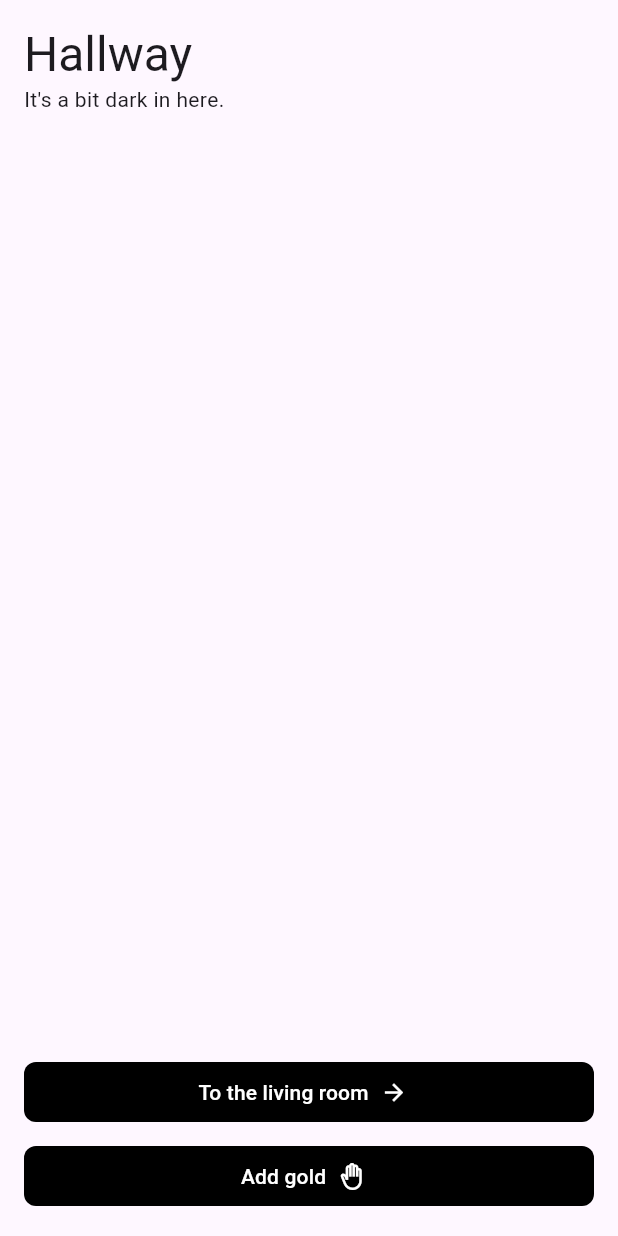
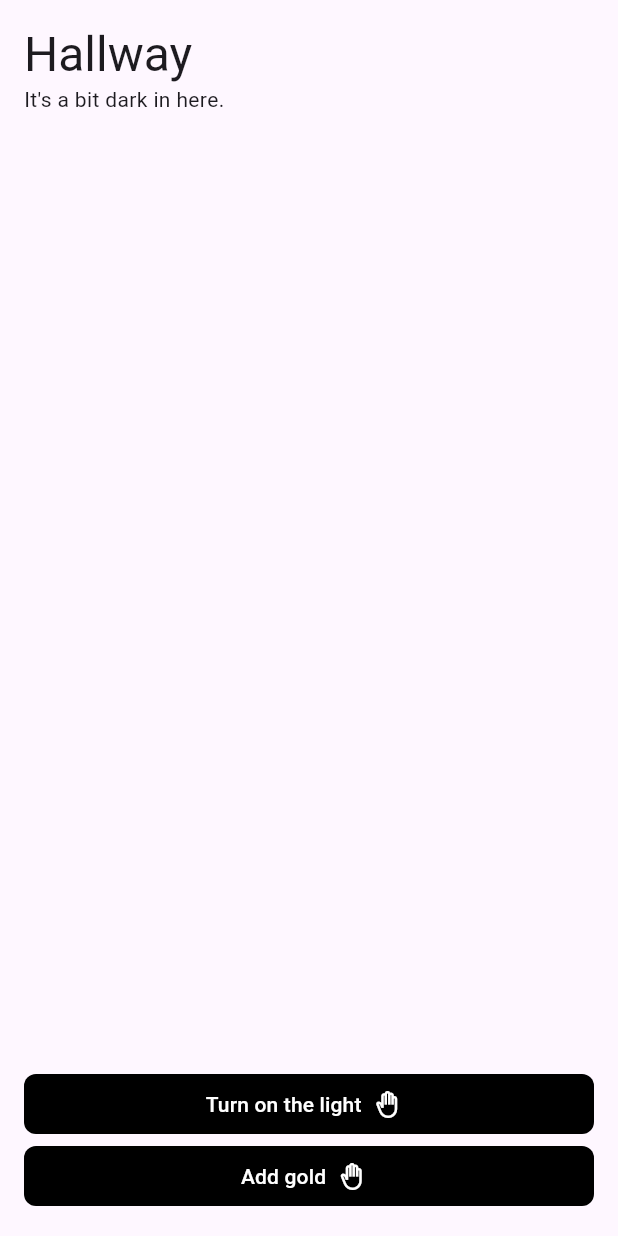
Before and after one commit to SEGVeenstra/text_game, a Flutter app: the screen it shows after launch, on a phone screen of 412 x 824 dp. Run offline on Flutter 3.47's test engine with Material 3 defaults, Android fonts, the light colour scheme and no system bars.

Commit message:
Add conditional descriptions for locations

```diff
--- a/text_game/example/text_game_example.dart
+++ b/text_game/example/text_game_example.dart
@@ -1,3 +1,4 @@
+import 'package:text_game/src/configuration/description_configuration.dart';
 import 'package:text_game/text_game.dart';
 
 void main() {
@@ -5,7 +6,9 @@ void main() {
     LocationConfiguration(
       id: 'roomA',
       name: 'Room A',
-      description: 'You are in room A.',
+      description: [
+        DescriptionConfiguration(text: 'You are in room A.'),
+      ],
       actions: [
         ActionConfiguration(
           label: 'To room B',
@@ -17,7 +20,9 @@ void main() {
     LocationConfiguration(
       id: 'roomB',
       name: 'Room B',
-      description: 'You are in room B.',
+      description: [
+        DescriptionConfiguration(text: 'You are in room B.'),
+      ],
       actions: [
         ActionConfiguration(
           type: ActionType.navigate,
--- /dev/null
+++ b/text_game/lib/src/configuration/description_configuration.dart
@@ -0,0 +1,12 @@
+import 'package:text_game/src/description.dart';
+
+class DescriptionConfiguration implements Description {
+  DescriptionConfiguration({
+    this.condition,
+    required this.text,
+  });
+
+  final String? condition;
+  @override
+  final String text;
+}
--- a/text_game/lib/src/configuration/location_configuration.dart
+++ b/text_game/lib/src/configuration/location_configuration.dart
@@ -13,8 +13,19 @@ class LocationConfiguration implements Location {
   @override
   final String name;
   @override
-  final String description;
+  final List<DescriptionConfiguration> description;
 
   @override
   final List<ActionConfiguration> actions;
+
+  LocationConfiguration copyWith({
+    List<DescriptionConfiguration>? description,
+  }) {
+    return LocationConfiguration(
+      id: id,
+      name: name,
+      description: description ?? this.description,
+      actions: actions,
+    );
+  }
 }
--- /dev/null
+++ b/text_game/lib/src/description.dart
@@ -0,0 +1,3 @@
+abstract class Description {
+  String get text;
+}
--- a/text_game/lib/src/location.dart
+++ b/text_game/lib/src/location.dart
@@ -1,9 +1,10 @@
+import 'package:text_game/src/description.dart';
 import 'package:text_game/text_game.dart';
 
 abstract class Location {
   String get id;
   String get name;
-  String get description;
+  List<Description> get description;
 
   List<Action> get actions;
 }
--- a/text_game/lib/src/text_game_session.dart
+++ b/text_game/lib/src/text_game_session.dart
@@ -24,14 +24,23 @@ class TextGameSession {
   Stream get events => _eventsController.stream;
 
   Location get currentLocation {
+    final LocationConfiguration locationConfig;
     if (progress.currentLocationId == null) {
-      final locationConfig = game.locations.first;
-      return locationConfig;
+      locationConfig = game.locations.first;
+    } else {
+      locationConfig = game.locations.firstWhere(
+        (location) => location.id == progress.currentLocationId,
+      );
     }
-    final locationConfig = game.locations.firstWhere(
-      (location) => location.id == progress.currentLocationId,
+    final description = locationConfig.description.where(
+      (d) =>
+          d.condition == null ||
+          ConditionParser(
+            variables: progress.variables,
+            inventory: progress.inventory,
+          ).evaluate(d.condition!),
     );
-    return locationConfig;
+    return locationConfig.copyWith(description: description.toList());
   }
 
   /// Returns the list of actions the user can perform based on the current location.
--- a/text_game/lib/text_game.dart
+++ b/text_game/lib/text_game.dart
@@ -5,8 +5,10 @@ library;
 
 export 'src/action.dart';
 export 'src/configuration/action_configuration.dart';
+export 'src/configuration/description_configuration.dart';
 export 'src/configuration/location_configuration.dart';
 export 'src/configuration/text_game_configuration.dart';
+export 'src/description.dart';
 export 'src/item.dart';
 export 'src/location.dart';
 export 'src/text_game_progress.dart';
--- a/text_game_flutter/lib/example_game.dart
+++ b/text_game_flutter/lib/example_game.dart
@@ -17,12 +17,34 @@ final exampleGame = TextGameConfiguration(
     LocationConfiguration(
       id: 'hall',
       name: 'Hallway',
-      description: 'It\'s a bit dark in here.',
+      description: [
+        DescriptionConfiguration(
+          text: 'It\'s a bit dark in here.',
+          condition: '!vars.hall_light',
+        ),
+        DescriptionConfiguration(
+          text: 'The hallway is well lit.',
+          condition: 'vars.hall_light',
+        ),
+      ],
       actions: [
         ActionConfiguration(
           type: ActionType.navigate,
           label: 'To the living room',
+          condition: 'vars.hall_light',
           effect: 'location = living',
+        ),
+        ActionConfiguration(
+          type: ActionType.use,
+          label: 'Turn on the light',
+          condition: '!vars.hall_light',
+          effect: 'vars.hall_light = true',
+        ),
+        ActionConfiguration(
+          type: ActionType.use,
+          label: 'Turn off the light',
+          condition: 'vars.hall_light',
+          effect: 'vars.hall_light = false',
         ),
         ActionConfiguration(
           type: ActionType.use,
@@ -40,7 +62,9 @@ final exampleGame = TextGameConfiguration(
     LocationConfiguration(
       id: 'living',
       name: 'Living Room',
-      description: 'The sofa looks very comfy!',
+      description: [
+        DescriptionConfiguration(text: 'The sofa looks very comfy!')
+      ],
       actions: [
         ActionConfiguration(
           type: ActionType.navigate,
@@ -66,7 +90,10 @@ final exampleGame = TextGameConfiguration(
     LocationConfiguration(
       id: 'kitchen',
       name: 'Kitchen',
-      description: 'There is a very expensive looking fridge in here.',
+      description: [
+        DescriptionConfiguration(
+            text: 'There is a very expensive looking fridge in here.'),
+      ],
       actions: [
         ActionConfiguration(
           type: ActionType.navigate,
--- a/text_game_flutter/lib/game_page.dart
+++ b/text_game_flutter/lib/game_page.dart
@@ -53,7 +53,8 @@ class _GamePageState extends State<GamePage> {
               children: [
                 Text(session.currentLocation.name,
                     style: Theme.of(context).textTheme.headlineLarge),
-                Text(session.currentLocation.description),
+                for (final description in session.currentLocation.description)
+                  Text(description.text),
                 Spacer(),
                 Wrap(
                   spacing: 16,
@@ -73,7 +74,6 @@ class _GamePageState extends State<GamePage> {
                 SizedBox(height: 8),
                 Column(
                   crossAxisAlignment: CrossAxisAlignment.stretch,
-                  spacing: 8,
                   children: session.currentActions
                       .map(
                         (action) => ElevatedButton.icon(
```
